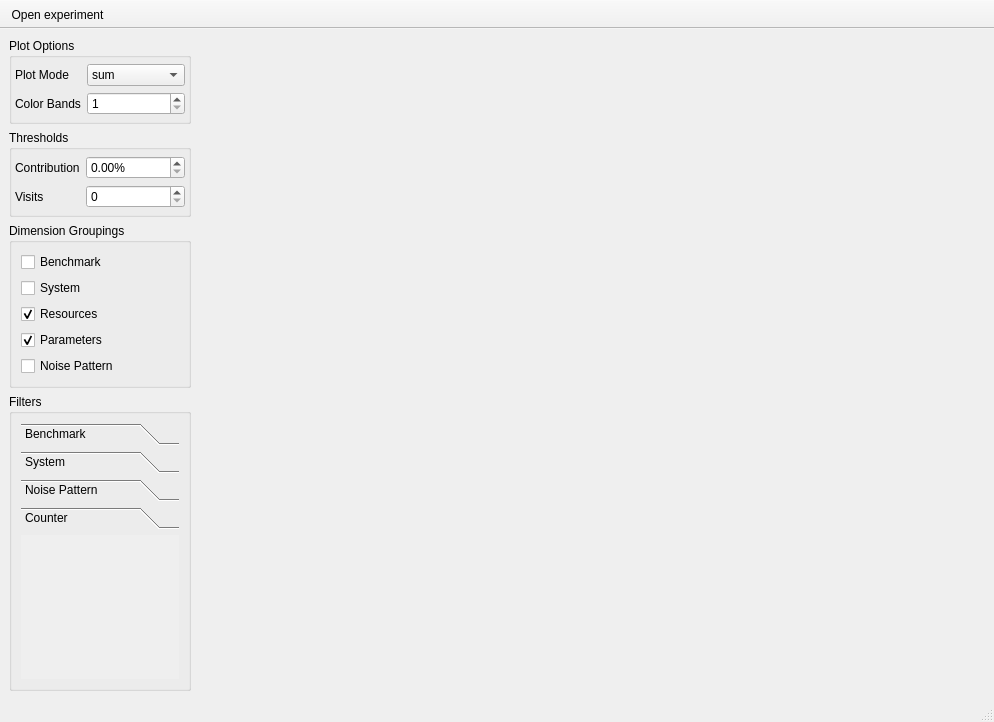
First picture: the form in analysis/norc/ui/mainwindow.ui, repository tuda-parallel/NORC, before the edit.
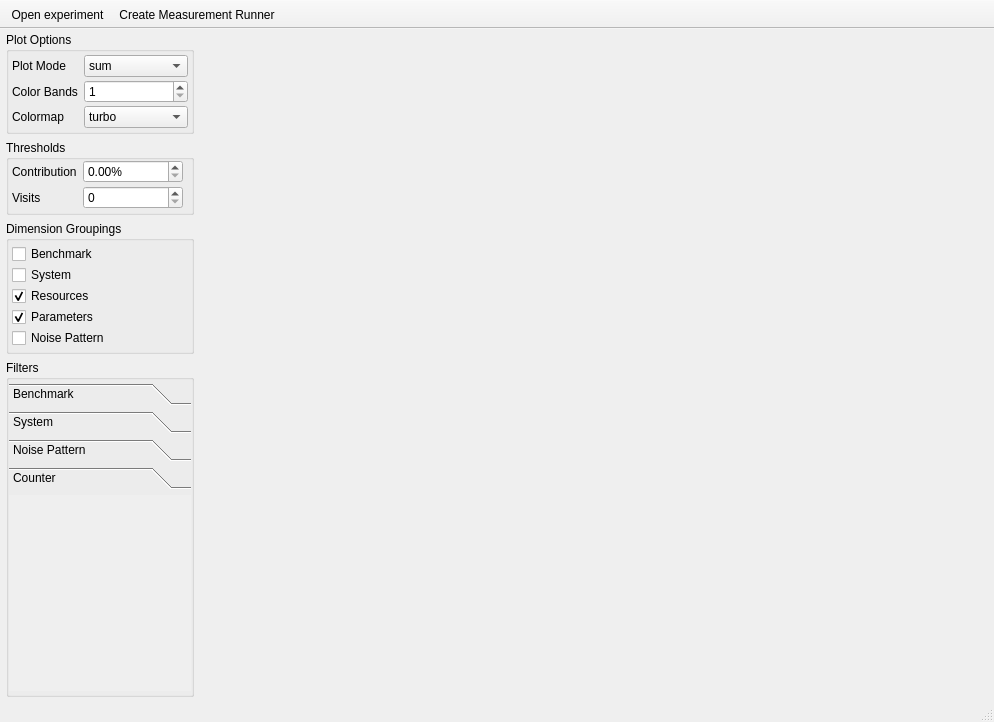
Second picture: the form after the edit. Icons and pictures are not drawn.

Diff of the .ui file:
```diff
--- a/analysis/norc/ui/mainwindow.ui
+++ b/analysis/norc/ui/mainwindow.ui
@@ -36,23 +36,38 @@
        </size>
       </property>
       <layout class="QVBoxLayout" name="verticalLayout">
+       <property name="leftMargin">
+        <number>6</number>
+       </property>
+       <property name="topMargin">
+        <number>3</number>
+       </property>
+       <property name="rightMargin">
+        <number>6</number>
+       </property>
+       <property name="bottomMargin">
+        <number>3</number>
+       </property>
        <item>
         <widget class="QGroupBox" name="groupBox">
          <property name="title">
           <string>Plot Options</string>
          </property>
          <layout class="QFormLayout" name="formLayout">
+          <property name="verticalSpacing">
+           <number>3</number>
+          </property>
           <property name="leftMargin">
            <number>3</number>
           </property>
           <property name="topMargin">
-           <number>6</number>
+           <number>3</number>
           </property>
           <property name="rightMargin">
            <number>3</number>
           </property>
           <property name="bottomMargin">
-           <number>6</number>
+           <number>3</number>
           </property>
           <item row="1" column="1">
            <widget class="QSpinBox" name="sb_colorbands">
@@ -71,6 +86,37 @@
             </property>
            </widget>
           </item>
+          <item row="2" column="0">
+           <widget class="QLabel" name="label_colormap">
+            <property name="text">
+             <string>Colormap</string>
+            </property>
+           </widget>
+          </item>
+          <item row="2" column="1">
+           <widget class="QComboBox" name="cb_colormap">
+            <item>
+             <property name="text">
+              <string>turbo</string>
+             </property>
+            </item>
+            <item>
+             <property name="text">
+              <string>viridis</string>
+             </property>
+            </item>
+            <item>
+             <property name="text">
+              <string>coolwarm</string>
+             </property>
+            </item>
+            <item>
+             <property name="text">
+              <string>RdBu</string>
+             </property>
+            </item>
+           </widget>
+          </item>
           <item row="0" column="1">
            <widget class="QComboBox" name="cb_plotmode">
             <item>
@@ -101,17 +147,20 @@
           <string>Thresholds</string>
          </property>
          <layout class="QFormLayout" name="formLayout_2">
+          <property name="verticalSpacing">
+           <number>3</number>
+          </property>
           <property name="leftMargin">
            <number>3</number>
           </property>
           <property name="topMargin">
-           <number>6</number>
+           <number>0</number>
           </property>
           <property name="rightMargin">
            <number>3</number>
           </property>
           <property name="bottomMargin">
-           <number>6</number>
+           <number>3</number>
           </property>
           <item row="0" column="0">
            <widget class="QLabel" name="label_3">
@@ -168,6 +217,21 @@
           <string>Dimension Groupings</string>
          </property>
          <layout class="QVBoxLayout" name="verticalLayout_2">
+          <property name="spacing">
+           <number>1</number>
+          </property>
+          <property name="leftMargin">
+           <number>3</number>
+          </property>
+          <property name="topMargin">
+           <number>3</number>
+          </property>
+          <property name="rightMargin">
+           <number>3</number>
+          </property>
+          <property name="bottomMargin">
+           <number>3</number>
+          </property>
           <item>
            <widget class="QCheckBox" name="cb_lump_benchmark">
             <property name="whatsThis">
@@ -239,6 +303,18 @@
           <string>Filters</string>
          </property>
          <layout class="QVBoxLayout" name="verticalLayout_3">
+          <property name="leftMargin">
+           <number>0</number>
+          </property>
+          <property name="topMargin">
+           <number>3</number>
+          </property>
+          <property name="rightMargin">
+           <number>0</number>
+          </property>
+          <property name="bottomMargin">
+           <number>3</number>
+          </property>
           <item>
            <widget class="QToolBox" name="tb_filters">
             <property name="currentIndex">
@@ -291,8 +367,8 @@
               <rect>
                <x>0</x>
                <y>0</y>
-               <width>158</width>
-               <height>124</height>
+               <width>184</width>
+               <height>157</height>
               </rect>
              </property>
              <attribute name="label">
@@ -353,6 +429,7 @@
     <bool>false</bool>
    </attribute>
    <addaction name="action_open"/>
+   <addaction name="actionCreate_Measurement_Runner"/>
   </widget>
   <action name="action_open">
    <property name="icon">
@@ -363,6 +440,20 @@
     <string>Open experiment</string>
    </property>
   </action>
+  <action name="actionCreate_Measurement_Runner">
+   <property name="icon">
+    <iconset theme="utilities-terminal"/>
+   </property>
+   <property name="text">
+    <string>Create Measurement Runner</string>
+   </property>
+   <property name="toolTip">
+    <string>Create Measurement Runner</string>
+   </property>
+   <property name="menuRole">
+    <enum>QAction::MenuRole::NoRole</enum>
+   </property>
+  </action>
  </widget>
  <resources/>
  <connections/>
```
Left out of the diff: 25 changed lines with no effect on the pictures.
